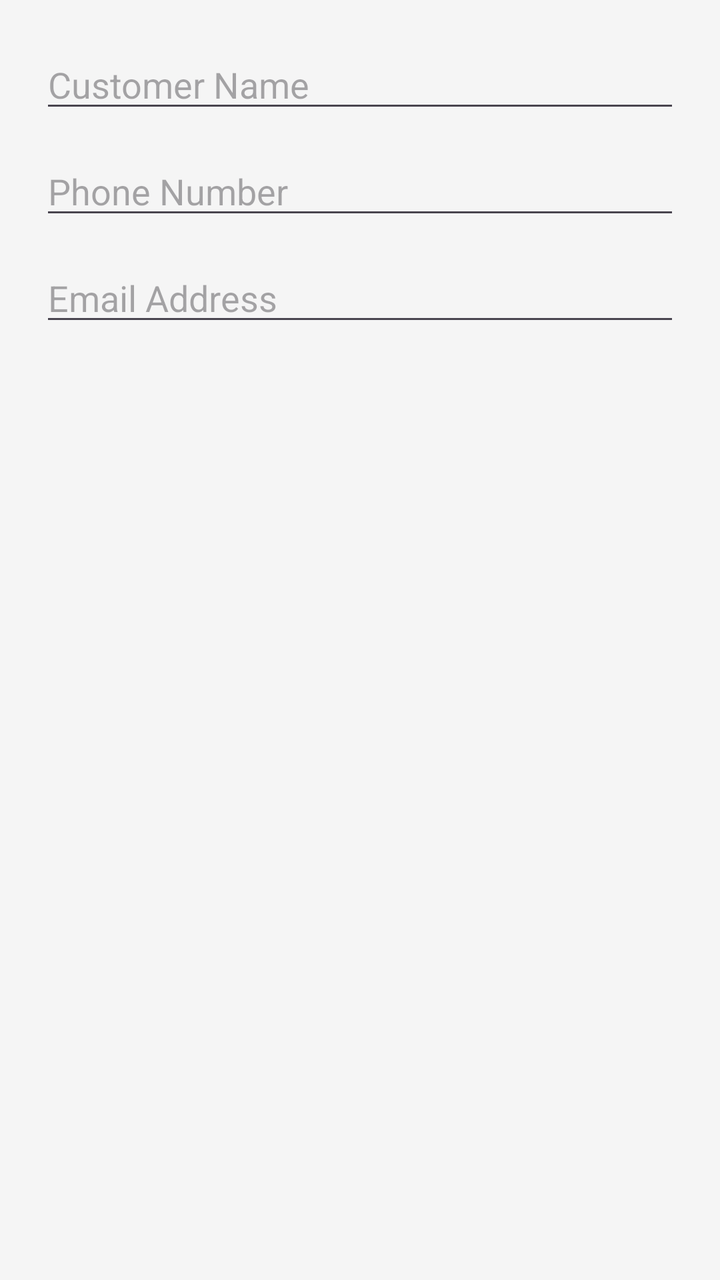
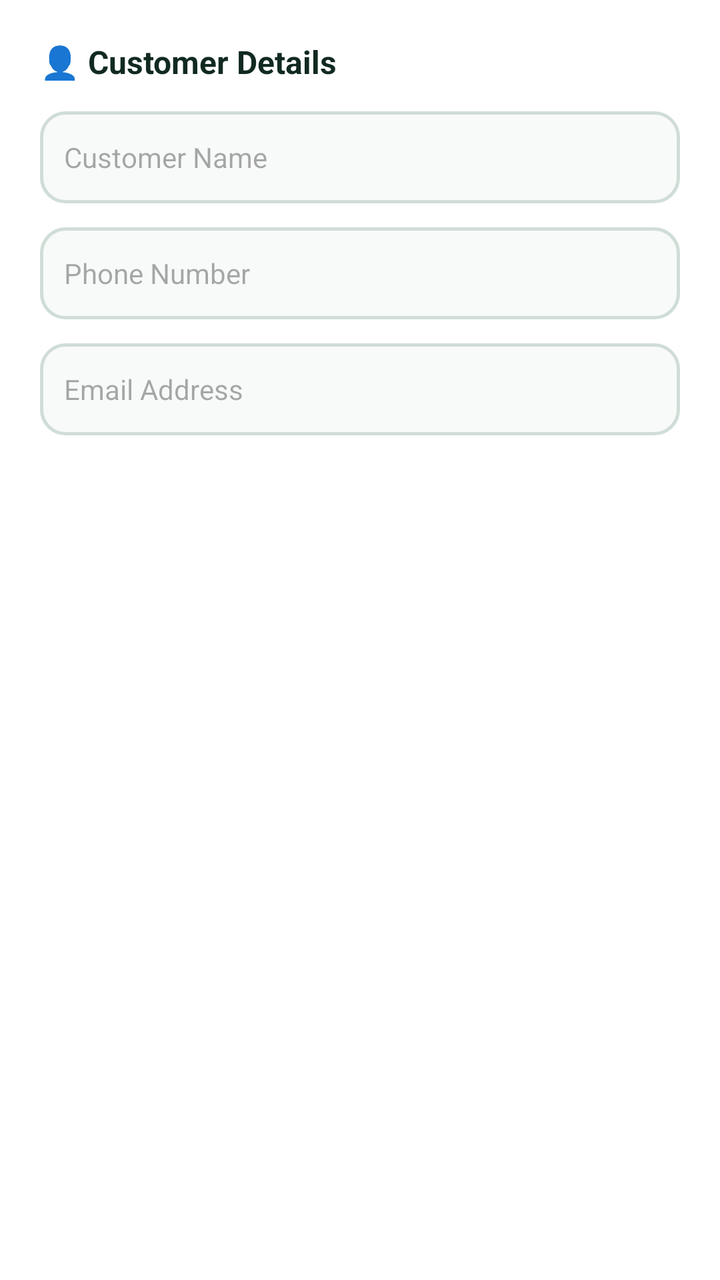

The first picture is an Android layout as it rendered before a commit; the second is the same layout after the commit. The layout source and the unified diff follow.
<!-- AndroidManifest.xml: application theme Theme.SmartShopManager -->
<!-- res/layout/dialog_add_customer.xml -->
<?xml version="1.0" encoding="utf-8"?>
<LinearLayout xmlns:android="http://schemas.android.com/apk/res/android"
    android:layout_width="match_parent"
    android:layout_height="wrap_content"
    android:orientation="vertical"
    android:padding="20dp">

    <EditText
        android:id="@+id/etDialogCustomerName"
        android:layout_width="match_parent"
        android:layout_height="wrap_content"
        android:hint="Customer Name"
        android:inputType="textPersonName"
        android:layout_marginBottom="12dp" />

    <EditText
        android:id="@+id/etDialogCustomerPhone"
        android:layout_width="match_parent"
        android:layout_height="wrap_content"
        android:hint="Phone Number"
        android:inputType="phone"
        android:layout_marginBottom="12dp" />

    <EditText
        android:id="@+id/etDialogCustomerEmail"
        android:layout_width="match_parent"
        android:layout_height="wrap_content"
        android:hint="Email Address"
        android:inputType="textEmailAddress" />

</LinearLayout>
<!-- resources referenced by this layout -->
<resources>
  <style name="Theme.SmartShopManager" parent="Theme.Material3.DayNight.NoActionBar">
          <item name="colorPrimary">@color/primary</item>
          <item name="colorPrimaryDark">@color/primary_dark</item>
          <item name="colorSecondary">@color/accent</item>
          <item name="android:windowBackground">@color/background</item>
      </style>
  <color name="primary">#1565C0</color>
  <color name="primary_dark">#0D47A1</color>
  <color name="accent">#FF6F00</color>
  <color name="background">#F5F5F5</color>
</resources>

<!-- the commit's change to res/layout/dialog_add_customer.xml (unified diff, before → after) -->
@@ -2,30 +2,52 @@
 <LinearLayout xmlns:android="http://schemas.android.com/apk/res/android"
     android:layout_width="match_parent"
     android:layout_height="wrap_content"
+    android:background="@color/card_background"
     android:orientation="vertical"
     android:padding="20dp">
+
+    <TextView
+        android:layout_width="match_parent"
+        android:layout_height="wrap_content"
+        android:layout_marginBottom="14dp"
+        android:text="👤 Customer Details"
+        android:textColor="@color/text_primary"
+        android:textSize="16sp"
+        android:textStyle="bold" />
 
     <EditText
         android:id="@+id/etDialogCustomerName"
         android:layout_width="match_parent"
-        android:layout_height="wrap_content"
+        android:layout_height="46dp"
+        android:layout_marginBottom="12dp"
+        android:background="@drawable/edit_text_bg"
         android:hint="Customer Name"
         android:inputType="textPersonName"
-        android:layout_marginBottom="12dp" />
+        android:paddingHorizontal="12dp"
+        android:textColor="@color/text_primary"
+        android:textSize="14sp" />
 
     <EditText
         android:id="@+id/etDialogCustomerPhone"
         android:layout_width="match_parent"
-        android:layout_height="wrap_content"
+        android:layout_height="46dp"
+        android:layout_marginBottom="12dp"
+        android:background="@drawable/edit_text_bg"
         android:hint="Phone Number"
         android:inputType="phone"
-        android:layout_marginBottom="12dp" />
+        android:paddingHorizontal="12dp"
+        android:textColor="@color/text_primary"
+        android:textSize="14sp" />
 
     <EditText
         android:id="@+id/etDialogCustomerEmail"
         android:layout_width="match_parent"
-        android:layout_height="wrap_content"
+        android:layout_height="46dp"
+        android:background="@drawable/edit_text_bg"
         android:hint="Email Address"
-        android:inputType="textEmailAddress" />
+        android:inputType="textEmailAddress"
+        android:paddingHorizontal="12dp"
+        android:textColor="@color/text_primary"
+        android:textSize="14sp" />
 
 </LinearLayout>
<!-- resource entries referenced after the edit -->
@@ -1,14 +1,44 @@
 <!-- resources referenced by this layout -->
 <resources>
+  <color name="card_background">#FFFFFF</color>
+  <color name="text_primary">#112A20</color>
+  <!-- drawable edit_text_bg (drawable) -->
+  <?xml version="1.0" encoding="utf-8"?>
+  <shape xmlns:android="http://schemas.android.com/apk/res/android"
+      android:shape="rectangle">
+      <solid android:color="@color/input_background" />
+      <stroke android:width="1.5dp" android:color="#D0DDD6" />
+      <corners android:radius="12dp" />
+  </shape>
   <style name="Theme.SmartShopManager" parent="Theme.Material3.DayNight.NoActionBar">
           <item name="colorPrimary">@color/primary</item>
           <item name="colorPrimaryDark">@color/primary_dark</item>
           <item name="colorSecondary">@color/accent</item>
           <item name="android:windowBackground">@color/background</item>
+          <item name="colorSurface">@color/card_background</item>
+  
+          
+          <item name="alertDialogTheme">@style/RoundedAlertDialogTheme</item>
+          <item name="materialAlertDialogTheme">@style/RoundedAlertDialogTheme</item>
       </style>
-  <color name="primary">#1565C0</color>
-  <color name="primary_dark">#0D47A1</color>
-  <color name="accent">#FF6F00</color>
-  <color name="background">#F5F5F5</color>
+  <color name="input_background">#F8FAF9</color>
+  <color name="primary">#0F382C</color>
+  <color name="primary_dark">#08271E</color>
+  <color name="accent">#40916C</color>
+  <color name="background">#F4F7F5</color>
+  <style name="RoundedAlertDialogTheme" parent="ThemeOverlay.Material3.MaterialAlertDialog">
+          <item name="shapeAppearanceOverlay">@style/ShapeAppearance.App.MediumComponent</item>
+          <item name="android:background">@drawable/dialog_bg</item>
+      </style>
+  <style name="ShapeAppearance.App.MediumComponent" parent="ShapeAppearance.Material3.MediumComponent">
+          <item name="cornerSize">20dp</item>
+      </style>
+  <!-- drawable dialog_bg (drawable) -->
+  <?xml version="1.0" encoding="utf-8"?>
+  <shape xmlns:android="http://schemas.android.com/apk/res/android"
+      android:shape="rectangle">
+      <solid android:color="@color/card_background" />
+      <corners android:radius="20dp" />
+  </shape>
 </resources>
 
